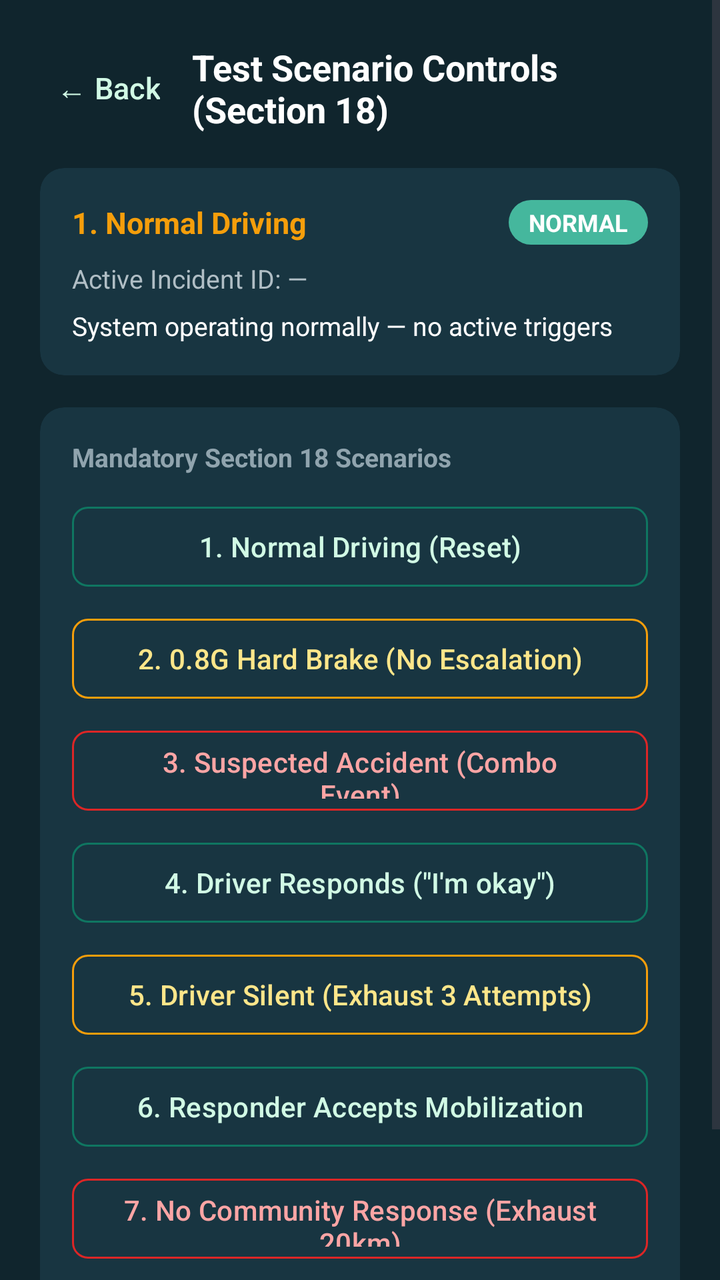
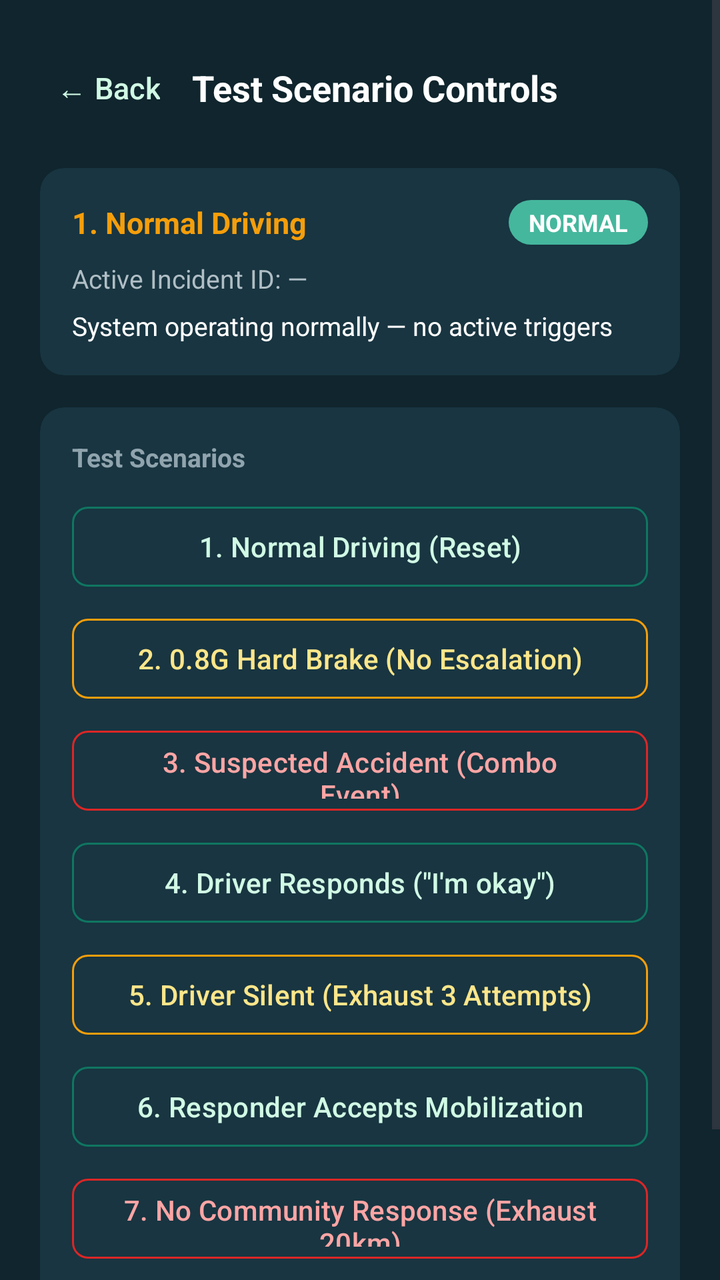

Before-and-after screenshots of an Android layout around one commit, followed by the original layout XML and the change that was made.
<!-- AndroidManifest.xml: application theme Theme.OKDrivers -->
<!-- res/layout/fragment_test_controls.xml -->
<?xml version="1.0" encoding="utf-8"?>
<ScrollView xmlns:android="http://schemas.android.com/apk/res/android"
    xmlns:app="http://schemas.android.com/apk/res-auto"
    android:layout_width="match_parent"
    android:layout_height="match_parent"
    android:background="@color/ok_dark"
    android:fillViewport="true">

    <LinearLayout
        android:layout_width="match_parent"
        android:layout_height="wrap_content"
        android:orientation="vertical"
        android:padding="20dp">

        <LinearLayout
            android:layout_width="match_parent"
            android:layout_height="wrap_content"
            android:gravity="center_vertical"
            android:orientation="horizontal">

            <com.google.android.material.button.MaterialButton
                android:id="@+id/btnBack"
                style="@style/Widget.Material3.Button.TextButton"
                android:layout_width="wrap_content"
                android:layout_height="wrap_content"
                android:minWidth="0dp"
                android:paddingHorizontal="8dp"
                android:text="← Back"
                android:textColor="@color/ok_green_light"
                android:textSize="15sp" />

            <TextView
                android:layout_width="0dp"
                android:layout_height="wrap_content"
                android:layout_marginStart="8dp"
                android:layout_weight="1"
                android:text="Test Scenario Controls (Section 18)"
                android:textColor="@android:color/white"
                android:textSize="18sp"
                android:textStyle="bold" />
        </LinearLayout>

        
        <com.google.android.material.card.MaterialCardView
            android:layout_width="match_parent"
            android:layout_height="wrap_content"
            android:layout_marginTop="16dp"
            app:cardBackgroundColor="@color/ok_dark_card"
            app:cardCornerRadius="12dp"
            app:cardElevation="0dp"
            app:strokeWidth="0dp">

            <LinearLayout
                android:layout_width="match_parent"
                android:layout_height="wrap_content"
                android:orientation="vertical"
                android:padding="16dp">

                <LinearLayout
                    android:layout_width="match_parent"
                    android:layout_height="wrap_content"
                    android:gravity="center_vertical"
                    android:orientation="horizontal">

                    <TextView
                        android:id="@+id/tvActiveScenarioName"
                        android:layout_width="0dp"
                        android:layout_height="wrap_content"
                        android:layout_weight="1"
                        android:text="1. Normal Driving"
                        android:textColor="@color/ok_orange"
                        android:textSize="15sp"
                        android:textStyle="bold" />

                    <TextView
                        android:id="@+id/tvEmergencyStateBadge"
                        android:layout_width="wrap_content"
                        android:layout_height="wrap_content"
                        android:background="@drawable/home_status_icon"
                        android:paddingHorizontal="10dp"
                        android:paddingVertical="3dp"
                        android:text="NORMAL"
                        android:textColor="@android:color/white"
                        android:textSize="12sp"
                        android:textStyle="bold" />
                </LinearLayout>

                <TextView
                    android:id="@+id/tvActiveIncidentId"
                    android:layout_width="match_parent"
                    android:layout_height="wrap_content"
                    android:layout_marginTop="8dp"
                    android:text="Active Incident ID: —"
                    android:textColor="#B0BEC5"
                    android:textSize="13sp" />

                <TextView
                    android:id="@+id/tvStatusMessage"
                    android:layout_width="match_parent"
                    android:layout_height="wrap_content"
                    android:layout_marginTop="6dp"
                    android:text="System operating normally — no active triggers"
                    android:textColor="@android:color/white"
                    android:textSize="13sp" />

            </LinearLayout>
        </com.google.android.material.card.MaterialCardView>

        
        <com.google.android.material.card.MaterialCardView
            android:layout_width="match_parent"
            android:layout_height="wrap_content"
            android:layout_marginTop="16dp"
            app:cardBackgroundColor="@color/ok_dark_card"
            app:cardCornerRadius="12dp"
            app:cardElevation="0dp"
            app:strokeWidth="0dp">

            <LinearLayout
                android:layout_width="match_parent"
                android:layout_height="wrap_content"
                android:orientation="vertical"
                android:padding="16dp">

                <TextView
                    android:layout_width="match_parent"
                    android:layout_height="wrap_content"
                    android:text="Mandatory Section 18 Scenarios"
                    android:textColor="#90A4AE"
                    android:textSize="13sp"
                    android:textStyle="bold" />

                <com.google.android.material.button.MaterialButton
                    android:id="@+id/btnNormalDriving"
                    style="@style/Widget.Material3.Button.OutlinedButton"
                    android:layout_width="match_parent"
                    android:layout_height="48dp"
                    android:layout_marginTop="12dp"
                    android:text="1. Normal Driving (Reset)"
                    android:textAllCaps="false"
                    android:textColor="@color/ok_green_light"
                    app:cornerRadius="8dp"
                    app:strokeColor="@color/ok_green" />

                <com.google.android.material.button.MaterialButton
                    android:id="@+id/btnHardBraking"
                    style="@style/Widget.Material3.Button.OutlinedButton"
                    android:layout_width="match_parent"
                    android:layout_height="48dp"
                    android:layout_marginTop="8dp"
                    android:text="2. 0.8G Hard Brake (No Escalation)"
                    android:textAllCaps="false"
                    android:textColor="#FDE68A"
                    app:cornerRadius="8dp"
                    app:strokeColor="@color/ok_orange" />

                <com.google.android.material.button.MaterialButton
                    android:id="@+id/btnSuspectedAccident"
                    style="@style/Widget.Material3.Button.OutlinedButton"
                    android:layout_width="match_parent"
                    android:layout_height="48dp"
                    android:layout_marginTop="8dp"
                    android:text="3. Suspected Accident (Combo Event)"
                    android:textAllCaps="false"
                    android:textColor="#FCA5A5"
                    app:cornerRadius="8dp"
                    app:strokeColor="@color/ok_red" />

                <com.google.android.material.button.MaterialButton
                    android:id="@+id/btnDriverResponds"
                    style="@style/Widget.Material3.Button.OutlinedButton"
                    android:layout_width="match_parent"
                    android:layout_height="48dp"
                    android:layout_marginTop="8dp"
                    android:text="4. Driver Responds (&quot;I'm okay&quot;)"
                    android:textAllCaps="false"
                    android:textColor="@color/ok_green_light"
                    app:cornerRadius="8dp"
                    app:strokeColor="@color/ok_green" />

                <com.google.android.material.button.MaterialButton
                    android:id="@+id/btnDriverSilent"
                    style="@style/Widget.Material3.Button.OutlinedButton"
                    android:layout_width="match_parent"
                    android:layout_height="48dp"
                    android:layout_marginTop="8dp"
                    android:text="5. Driver Silent (Exhaust 3 Attempts)"
                    android:textAllCaps="false"
                    android:textColor="#FDE68A"
                    app:cornerRadius="8dp"
                    app:strokeColor="@color/ok_orange" />

                <com.google.android.material.button.MaterialButton
                    android:id="@+id/btnResponderAccepts"
                    style="@style/Widget.Material3.Button.OutlinedButton"
                    android:layout_width="match_parent"
                    android:layout_height="48dp"
                    android:layout_marginTop="8dp"
                    android:text="6. Responder Accepts Mobilization"
                    android:textAllCaps="false"
                    android:textColor="@color/ok_green_light"
                    app:cornerRadius="8dp"
                    app:strokeColor="@color/ok_green" />

                <com.google.android.material.button.MaterialButton
                    android:id="@+id/btnNoCommunityResponse"
                    style="@style/Widget.Material3.Button.OutlinedButton"
                    android:layout_width="match_parent"
                    android:layout_height="48dp"
                    android:layout_marginTop="8dp"
                    android:text="7. No Community Response (Exhaust 20km)"
                    android:textAllCaps="false"
                    android:textColor="#FCA5A5"
                    app:cornerRadius="8dp"
                    app:strokeColor="@color/ok_red" />

                <com.google.android.material.button.MaterialButton
                    android:id="@+id/btnAirbagEvent"
                    style="@style/Widget.Material3.Button.OutlinedButton"
                    android:layout_width="match_parent"
                    android:layout_height="48dp"
                    android:layout_marginTop="8dp"
                    android:text="8. Critical Airbag Event (Immediate)"
                    android:textAllCaps="false"
                    android:textColor="#FCA5A5"
                    app:cornerRadius="8dp"
                    app:strokeColor="@color/ok_red" />

            </LinearLayout>
        </com.google.android.material.card.MaterialCardView>

    </LinearLayout>
</ScrollView>
<!-- resources referenced by this layout -->
<resources>
  <color name="ok_dark">#10252D</color>
  <color name="ok_dark_card">#183541</color>
  <color name="ok_green">#0F7661</color>
  <color name="ok_green_light">#D1FAE5</color>
  <color name="ok_orange">#F59E0B</color>
  <color name="ok_red">#DC2626</color>
  <!-- drawable home_status_icon (drawable) -->
  <?xml version="1.0" encoding="utf-8"?>
  <shape xmlns:android="http://schemas.android.com/apk/res/android">
      <corners android:radius="50dp"/>
      <solid android:color="#45B79D"/>
  </shape>
  <style name="Theme.OKDrivers" parent="Base.Theme.OKDrivers" />
  <style name="Base.Theme.OKDrivers" parent="Theme.Material3.DayNight.NoActionBar">
          
          
      </style>
</resources>

<!-- the commit's change to res/layout/fragment_test_controls.xml (unified diff, before → after) -->
@@ -34,7 +34,7 @@
                 android:layout_height="wrap_content"
                 android:layout_marginStart="8dp"
                 android:layout_weight="1"
-                android:text="Test Scenario Controls (Section 18)"
+                android:text="Test Scenario Controls"
                 android:textColor="@android:color/white"
                 android:textSize="18sp"
                 android:textStyle="bold" />
@@ -125,7 +125,7 @@
                 <TextView
                     android:layout_width="match_parent"
                     android:layout_height="wrap_content"
-                    android:text="Mandatory Section 18 Scenarios"
+                    android:text="Test Scenarios"
                     android:textColor="#90A4AE"
                     android:textSize="13sp"
                     android:textStyle="bold" />
